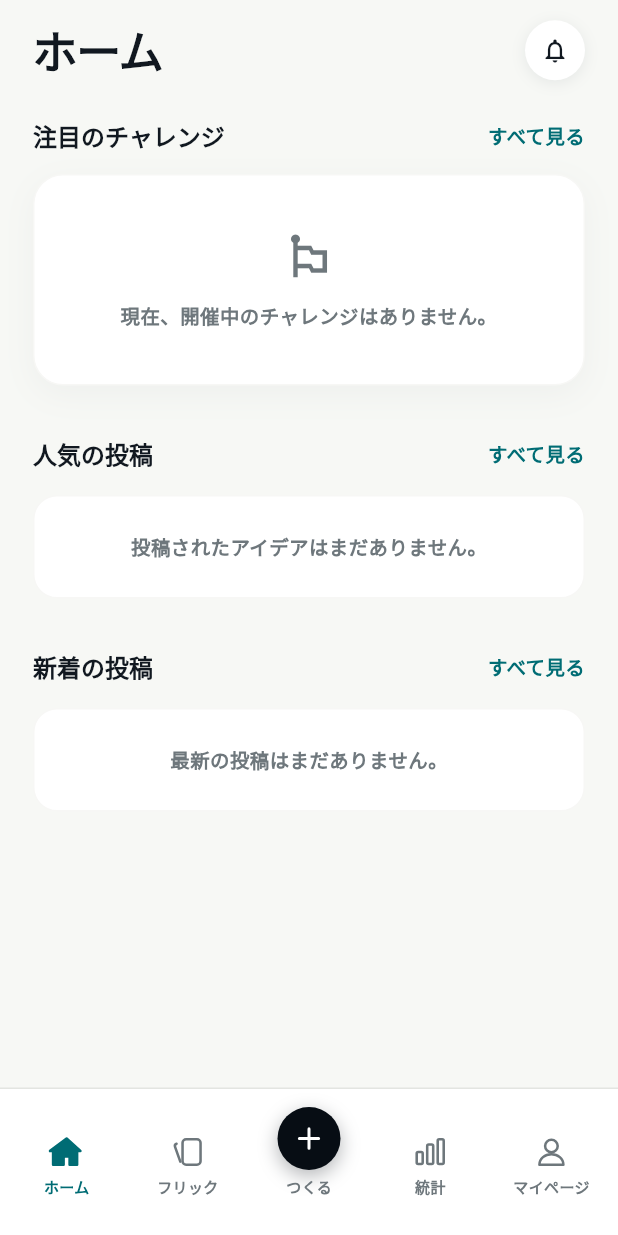
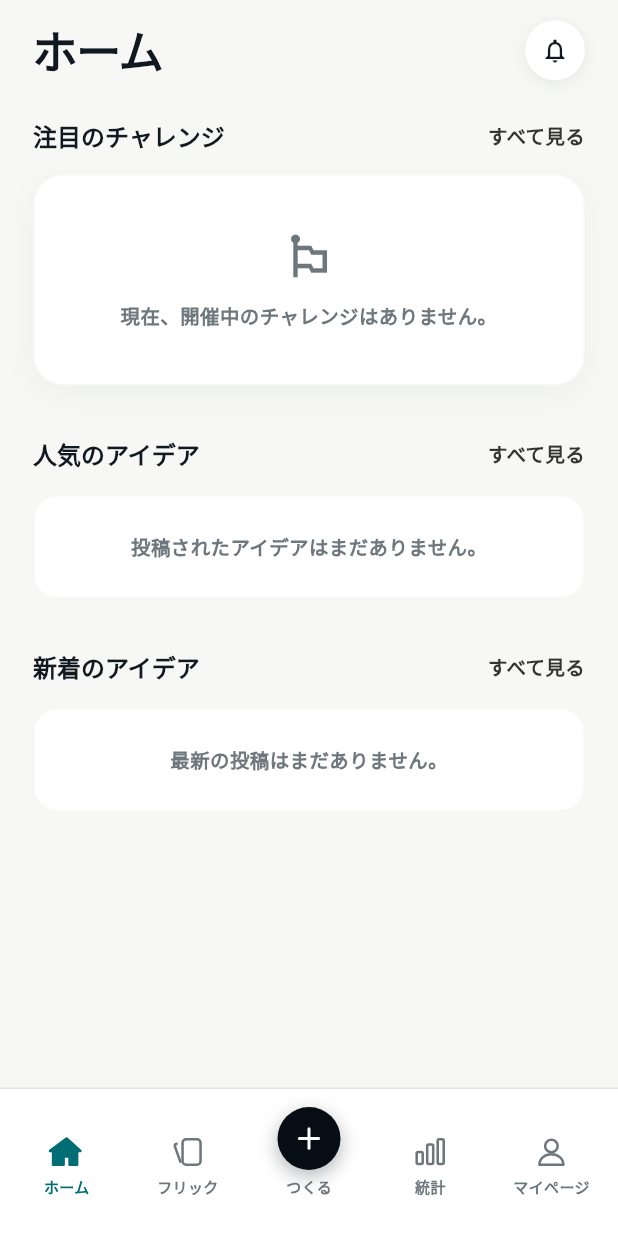
Before and after one commit to Anya-Stella/FutureCityApp, a Flutter app: the screen it shows once a user with an empty profile is signed in, on a phone screen of 412 x 824 dp. Run offline on Flutter 3.47's test engine with Material 3 defaults, Android fonts, the phone set to English and light mode, and no system bars; our stand-ins replace flutter_svg, google_fonts, supabase_flutter; accounts and stored records are empty; network calls fail.

Commit message:
style: rename home screen sections to '人気のアイデア' and '新着のアイデア' and update 'すべて見る' text color

```diff
--- a/lib/screens/home_screen.dart
+++ b/lib/screens/home_screen.dart
@@ -182,7 +182,7 @@ class _HomeScreenState extends State<HomeScreen> {
                       style: AppTheme.getNotoSansJP(
                         fontSize: 13,
                         fontWeight: FontWeight.w600,
-                        color: AppTheme.teal,
+                        color: const Color(0xFF333333),
                       ),
                     ),
                   ],
@@ -247,7 +247,7 @@ class _HomeScreenState extends State<HomeScreen> {
                   mainAxisAlignment: MainAxisAlignment.spaceBetween,
                   children: [
                     Text(
-                      '人気の投稿',
+                      '人気のアイデア',
                       style: AppTheme.getNotoSansJP(
                         fontSize: 16,
                         fontWeight: FontWeight.w700,
@@ -260,7 +260,7 @@ class _HomeScreenState extends State<HomeScreen> {
                       style: AppTheme.getNotoSansJP(
                         fontSize: 13,
                         fontWeight: FontWeight.w600,
-                        color: AppTheme.teal,
+                        color: const Color(0xFF333333),
                       ),
                     ),
                   ],
@@ -325,7 +325,7 @@ class _HomeScreenState extends State<HomeScreen> {
                   mainAxisAlignment: MainAxisAlignment.spaceBetween,
                   children: [
                     Text(
-                      '新着の投稿',
+                      '新着のアイデア',
                       style: AppTheme.getNotoSansJP(
                         fontSize: 16,
                         fontWeight: FontWeight.w700,
@@ -338,7 +338,7 @@ class _HomeScreenState extends State<HomeScreen> {
                       style: AppTheme.getNotoSansJP(
                         fontSize: 13,
                         fontWeight: FontWeight.w600,
-                        color: AppTheme.teal,
+                        color: const Color(0xFF333333),
                       ),
                     ),
                   ],
```
